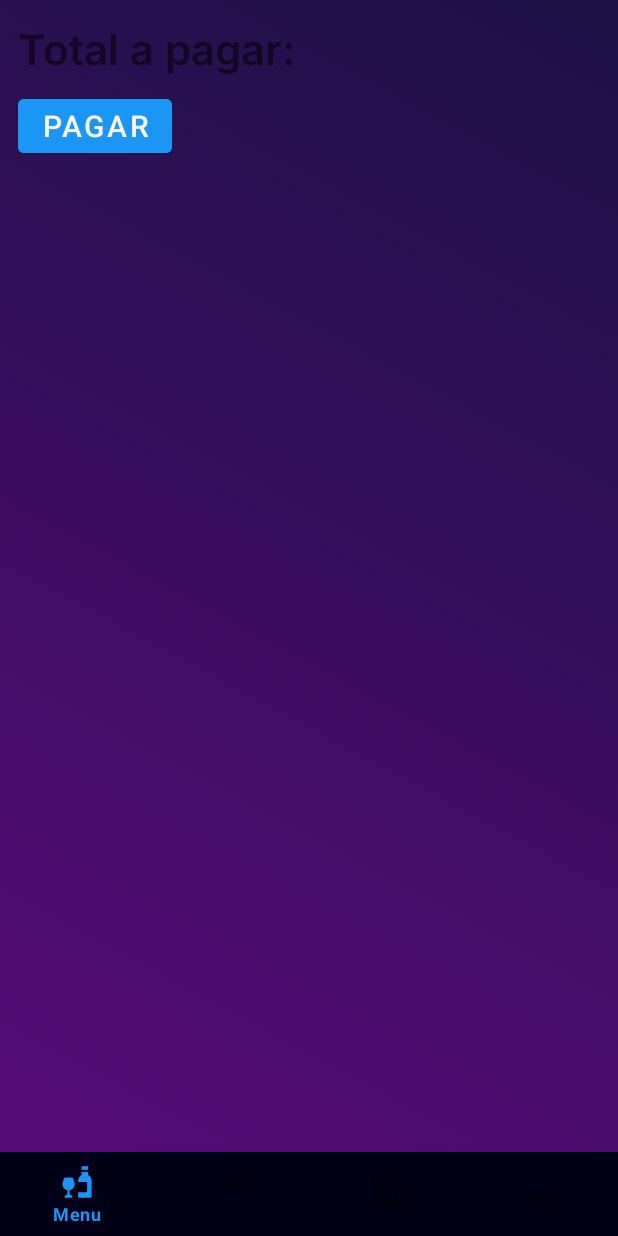
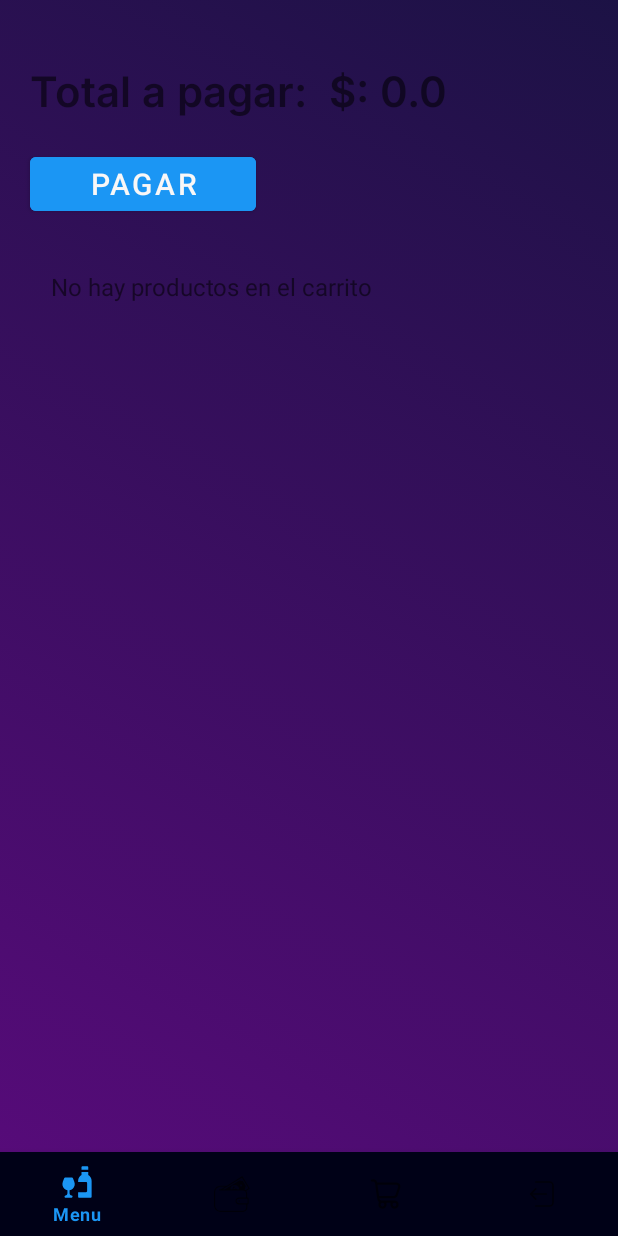
Before and after one commit to xHotTaco/LaTropicana, an Android app: the fragment CuentaFragment placed in its activity, on a phone screen of 412 x 824 dp. Run offline under Robolectric (Android 15) with nearby library versions, the phone set to English and light mode, and no system bars; pictures from the network do not load.

Commit message:
cuenta ensena productos

```diff
--- a/app/src/main/java/com/example/prueba2/ui/fragments/CuentaFragment.java
+++ b/app/src/main/java/com/example/prueba2/ui/fragments/CuentaFragment.java
@@ -1,5 +1,6 @@
 package com.example.prueba2.ui.fragments;
 
+import android.content.SharedPreferences;
 import android.os.Bundle;
 
 import androidx.fragment.app.Fragment;
@@ -7,8 +8,13 @@ import androidx.fragment.app.Fragment;
 import android.view.LayoutInflater;
 import android.view.View;
 import android.view.ViewGroup;
+import android.widget.TextView;
 
+import com.example.prueba2.Producto;
 import com.example.prueba2.R;
+import com.google.gson.Gson;
+
+import java.lang.reflect.Type;
 
 /**
  * A simple {@link Fragment} subclass.
@@ -17,8 +23,6 @@ import com.example.prueba2.R;
  */
 public class CuentaFragment extends Fragment {
 
-    // TODO: Rename parameter arguments, choose names that match
-    // the fragment initialization parameters, e.g. ARG_ITEM_NUMBER
     private static final String ARG_PARAM1 = "param1";
     private static final String ARG_PARAM2 = "param2";
 
@@ -26,19 +30,8 @@ public class CuentaFragment extends Fragment {
     private String mParam1;
     private String mParam2;
 
-    public CuentaFragment() {
-        // Required empty public constructor
-    }
+    public CuentaFragment() {}
 
-    /**
-     * Use this factory method to create a new instance of
-     * this fragment using the provided parameters.
-     *
-     * @param param1 Parameter 1.
-     * @param param2 Parameter 2.
-     * @return A new instance of fragment CuentaFragment.
-     */
-    // TODO: Rename and change types and number of parameters
     public static CuentaFragment newInstance(String param1, String param2) {
         CuentaFragment fragment = new CuentaFragment();
         Bundle args = new Bundle();
@@ -57,10 +50,43 @@ public class CuentaFragment extends Fragment {
         }
     }
 
+    private TextView txt_total, txt_results;
+
     @Override
     public View onCreateView(LayoutInflater inflater, ViewGroup container,
                              Bundle savedInstanceState) {
-        // Inflate the layout for this fragment
-        return inflater.inflate(R.layout.fragment_cuenta, container, false);
+        View vistaCuenta = inflater.inflate(R.layout.fragment_cuenta, container, false);
+
+        txt_total = (TextView) vistaCuenta.findViewById(R.id.txt_cuenta_titulo);
+        txt_results = (TextView) vistaCuenta.findViewById(R.id.txt_resultado_cuenta);
+
+        SharedPreferences preferences = getActivity().getSharedPreferences("cuenta", getActivity().MODE_PRIVATE);
+        float total = preferences.getFloat("cuenta", 0);
+        txt_total.setText("Total a pagar: " + " $: " + String.valueOf(total));
+
+        verPedidos();
+
+        return vistaCuenta;
+    }
+
+    private void verPedidos() {
+        SharedPreferences pedidos = getActivity().getSharedPreferences("pedido", getActivity().MODE_PRIVATE);
+        Gson gson = new Gson();
+        String json = pedidos.getString("arr_productos", null);
+        Type type = new com.google.gson.reflect.TypeToken<Producto[]>(){}.getType();
+        Producto[] productos = gson.fromJson(json, type);
+        if (productos == null) {
+            txt_results.setText("No hay productos en el carrito");
+        }
+        else {
+            String resultado = "";
+            for (int i = 0; i < productos.length; i++) {
+                resultado += "Producto: " + productos[i].getNombre() + "\n";
+                resultado += "Precio: " + productos[i].getPrecio() + "\n";
+                resultado += "Detalles: " + productos[i].getDescripcion() + "\n";
+                resultado += "--------------------------\n";
+            }
+            txt_results.setText(resultado);
+        }
     }
 }
--- a/app/src/main/res/layout/fragment_cuenta.xml
+++ b/app/src/main/res/layout/fragment_cuenta.xml
@@ -1,26 +1,72 @@
 <?xml version="1.0" encoding="utf-8"?>
 <FrameLayout xmlns:android="http://schemas.android.com/apk/res/android"
+    xmlns:app="http://schemas.android.com/apk/res-auto"
     xmlns:tools="http://schemas.android.com/tools"
     android:layout_width="match_parent"
     android:layout_height="match_parent"
     tools:context=".ui.fragments.CuentaFragment">
 
+    <androidx.constraintlayout.widget.ConstraintLayout
+        android:layout_width="match_parent"
+        android:layout_height="180dp"
+        >
+
         <TextView
-        android:id="@+id/textView"
+            android:id="@+id/txt_cuenta_titulo"
             android:layout_width="wrap_content"
             android:layout_height="wrap_content"
-        android:layout_marginTop="12dp"
-        android:layout_marginLeft="12dp"
+            android:layout_marginLeft="20dp"
+            android:layout_marginTop="40dp"
             android:fontFamily="@font/inter_semibold"
+            android:text="Total a pagar:"
             android:textSize="28dp"
-        android:text="Total a pagar:" />
+            app:layout_constraintStart_toStartOf="parent"
+            app:layout_constraintTop_toTopOf="parent"
+            tools:ignore="MissingConstraints" />
+
         <Button
+            android:id="@+id/btn_pagar_cuenta"
             android:layout_width="wrap_content"
             android:layout_height="wrap_content"
-        android:layout_marginTop="60dp"
+            android:backgroundTint="@color/bright_blue"
+            android:layout_marginTop="20dp"
+            android:layout_marginLeft="20dp"
+            android:paddingLeft="40dp"
+            android:paddingRight="40dp"
+            android:text="Pagar"
+            android:textColor="@color/white"
+            android:textSize="20dp"
+            app:layout_constraintStart_toStartOf="parent"
+            app:layout_constraintTop_toBottomOf="@+id/txt_cuenta_titulo" />
+
+    </androidx.constraintlayout.widget.ConstraintLayout>
+    <ScrollView
+        android:layout_width="match_parent"
+        android:layout_height="400dp"
+        android:layout_marginLeft="10dp"
+        android:layout_marginRight="10dp"
+        android:layout_marginTop="180dp"
+        tools:layout_editor_absoluteY="232dp"
+        tools:ignore="MissingConstraints">
+
+        <LinearLayout
+            android:layout_width="match_parent"
+            android:layout_height="wrap_content"
             android:layout_marginLeft="12dp"
-        android:textSize="20dp"
-        android:backgroundTint="@color/bright_blue"
-        android:text="Pagar"
+            android:layout_marginRight="12dp"
+            android:orientation="vertical">
+
+            <TextView
+                android:id="@+id/txt_resultado_cuenta"
+                android:layout_width="wrap_content"
+                android:layout_height="wrap_content"
+                android:layout_marginLeft="12dp"
+                android:textSize="16dp"
                 />
+        </LinearLayout>
+    </ScrollView>
+
+
+    <!--
+        -->
 </FrameLayout>
```
Also changed, not shown: app/src/main/java/com/example/prueba2/ui/adaptadores/RecyclerAdapter.java (+0 -7 lines), app/src/main/java/com/example/prueba2/ui/fragments/CarritoFragment.java (+37 -0 lines). Lines whose indentation alone changed are shown as unchanged.
